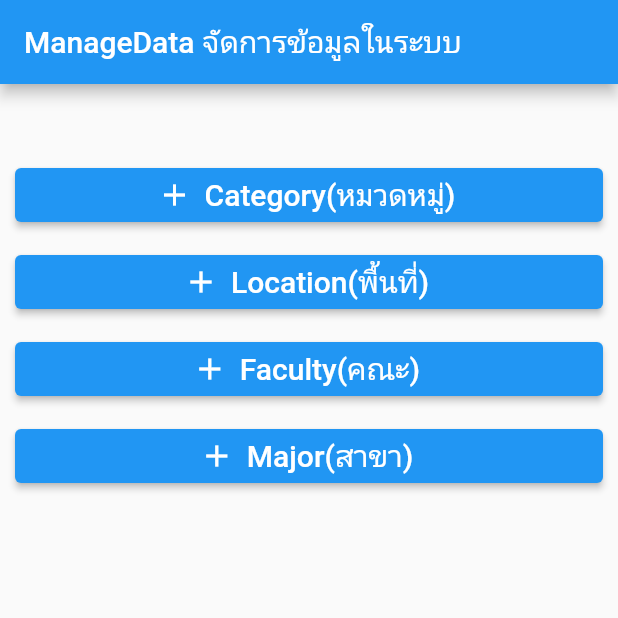
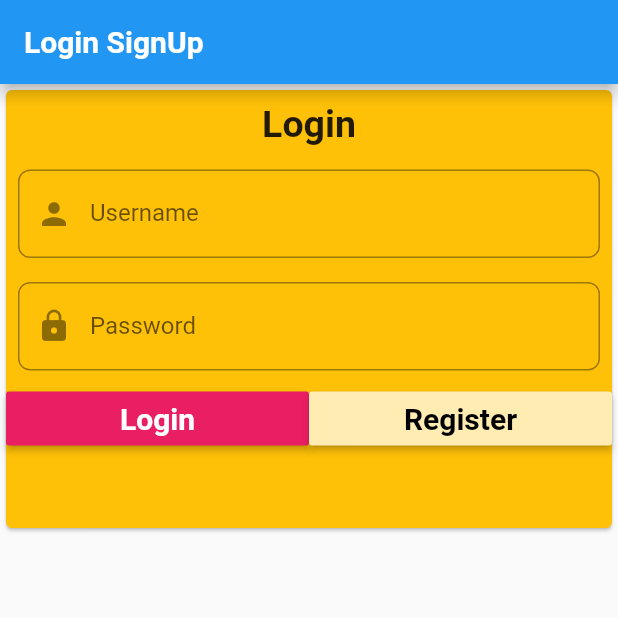
Before and after one commit to sahadsawat/Proj_leaflet, a Flutter app: the screen it shows after launch, on a phone screen of 412 x 824 dp, the top half of it. Run offline on Flutter 3.47's test engine with Material 2 defaults, Android fonts, the phone set to English and light mode, and no system bars; our stand-ins replace fluttertoast, form_field_validator.

Commit message:
new login and register

```diff
--- a/lib/main.dart
+++ b/lib/main.dart
@@ -1,19 +1,172 @@
+import 'dart:convert';
+
 import 'package:flutter/material.dart';
 import 'package:leaflet_application/screens/alldb_screens.dart';
+import 'package:leaflet_application/screens/register_screen.dart';
+import 'package:fluttertoast/fluttertoast.dart';
+import 'package:http/http.dart' as http;
+import 'DashBoard.dart';
 
 void main() {
   runApp(
-    HomeApp(),
+    MyApp(),
   );
 }
 
-class HomeApp extends StatelessWidget {
-  const HomeApp({super.key});
+// class HomeApp extends StatelessWidget {
+//   const HomeApp({super.key});
+//   @override
+//   Widget build(BuildContext context) {
+//     return MaterialApp(
+//       debugShowCheckedModeBanner: false,
+//       home: alldbscreens(),
+//     );
+//   }
+// }
+class MyApp extends StatelessWidget {
+  // This widget is the root of your application.
   @override
   Widget build(BuildContext context) {
     return MaterialApp(
-      debugShowCheckedModeBanner: false,
-      home: alldbscreens(),
+      title: 'Flutter Demo',
+      theme: ThemeData(
+        primarySwatch: Colors.blue,
+        visualDensity: VisualDensity.adaptivePlatformDensity,
+      ),
+      home: MyHomePage(),
     );
   }
 }
+
+class MyHomePage extends StatefulWidget {
+  @override
+  _MyHomePageState createState() => _MyHomePageState();
+}
+
+class _MyHomePageState extends State<MyHomePage> {
+  TextEditingController user = TextEditingController();
+  TextEditingController pass = TextEditingController();
+
+  Future login() async {
+    var url = "http://10.0.2.2/LeafletDB/login_action.php";
+    var response = await http.post(Uri.parse(url), body: {
+      "user_id": user.text,
+      "user_password": pass.text,
+    });
+    var data = json.decode(response.body);
+    if (data == "Success") {
+      Fluttertoast.showToast(
+          msg: "Login successful",
+          toastLength: Toast.LENGTH_SHORT,
+          gravity: ToastGravity.CENTER,
+          timeInSecForIosWeb: 1,
+          backgroundColor: Colors.green,
+          textColor: Colors.white,
+          fontSize: 16.0);
+      Navigator.push(
+        context,
+        MaterialPageRoute(
+          builder: (context) => alldbscreens(),
+        ),
+      );
+    } else {
+      Fluttertoast.showToast(
+          msg: "Username and password is valid",
+          toastLength: Toast.LENGTH_SHORT,
+          gravity: ToastGravity.CENTER,
+          timeInSecForIosWeb: 1,
+          backgroundColor: Colors.red,
+          textColor: Colors.white,
+          fontSize: 16.0);
+    }
+  }
+
+  @override
+  Widget build(BuildContext context) {
+    return Scaffold(
+      appBar: AppBar(
+        title: Text(
+          'Login SignUp',
+          style: TextStyle(fontWeight: FontWeight.bold),
+        ),
+      ),
+      body: Container(
+        height: 300,
+        child: Card(
+          color: Colors.amber,
+          child: Column(
+            children: <Widget>[
+              Padding(
+                padding: const EdgeInsets.all(8.0),
+                child: Text(
+                  'Login',
+                  style: TextStyle(fontSize: 25, fontWeight: FontWeight.bold),
+                ),
+              ),
+              Padding(
+                padding: const EdgeInsets.all(8.0),
+                child: TextField(
+                  decoration: InputDecoration(
+                    labelText: 'Username',
+                    prefixIcon: Icon(Icons.person),
+                    border: OutlineInputBorder(
+                        borderRadius: BorderRadius.circular(8)),
+                  ),
+                  controller: user,
+                ),
+              ),
+              Padding(
+                padding: const EdgeInsets.all(8.0),
+                child: TextField(
+                  obscureText: true,
+                  decoration: InputDecoration(
+                    labelText: 'Password',
+                    prefixIcon: Icon(Icons.lock),
+                    border: OutlineInputBorder(
+                        borderRadius: BorderRadius.circular(8)),
+                  ),
+                  controller: pass,
+                ),
+              ),
+              Row(
+                children: <Widget>[
+                  Expanded(
+                    child: MaterialButton(
+                      color: Colors.pink,
+                      child: Text('Login',
+                          style: TextStyle(
+                              fontSize: 20,
+                              fontWeight: FontWeight.bold,
+                              color: Colors.white)),
+                      onPressed: () {
+                        login();
+                      },
+                    ),
+                  ),
+                  Expanded(
+                    child: MaterialButton(
+                      color: Colors.amber[100],
+                      child: Text('Register',
+                          style: TextStyle(
+                              fontSize: 20,
+                              fontWeight: FontWeight.bold,
+                              color: Colors.black)),
+                      onPressed: () {
+                        Navigator.push(
+                          context,
+                          MaterialPageRoute(
+                            builder: (context) => Register(),
+                          ),
+                        );
+                      },
+                    ),
+                  ),
+                ],
+              )
+            ],
+          ),
+        ),
+      ),
+    );
+  }
+}
--- a/lib/screens/category_screen.dart
+++ b/lib/screens/category_screen.dart
@@ -1,7 +1,7 @@
 import 'dart:async';
 import 'package:flutter/material.dart';
 import 'package:leaflet_application/models/category.dart';
-import 'package:leaflet_application/widgets/cate_service.dart';
+import 'package:leaflet_application/controller/cate_service.dart';
 import 'package:form_field_validator/form_field_validator.dart';
 
 class category_screen extends StatefulWidget {
--- a/lib/screens/faculty_screen.dart
+++ b/lib/screens/faculty_screen.dart
@@ -1,7 +1,7 @@
 import 'dart:async';
 import 'package:flutter/material.dart';
 import 'package:leaflet_application/models/faculty.dart';
-import 'package:leaflet_application/widgets/fac_service.dart';
+import 'package:leaflet_application/controller/fac_service.dart';
 import 'package:form_field_validator/form_field_validator.dart';
 
 class faculty_screen extends StatefulWidget {
--- a/lib/screens/location_screen.dart
+++ b/lib/screens/location_screen.dart
@@ -1,7 +1,7 @@
 import 'dart:async';
 import 'package:flutter/material.dart';
 import 'package:leaflet_application/models/location.dart';
-import 'package:leaflet_application/widgets/locat_service.dart';
+import 'package:leaflet_application/controller/locat_service.dart';
 import 'package:form_field_validator/form_field_validator.dart';
 
 class location_screen extends StatefulWidget {
--- a/lib/screens/major_screen.dart
+++ b/lib/screens/major_screen.dart
@@ -3,7 +3,7 @@ import 'dart:convert';
 import 'package:flutter/material.dart';
 import 'package:leaflet_application/models/major.dart';
 import 'package:leaflet_application/models/major2.dart';
-import 'package:leaflet_application/widgets/ma_service.dart';
+import 'package:leaflet_application/controller/ma_service.dart';
 import 'package:form_field_validator/form_field_validator.dart';
 
 class major_screen extends StatefulWidget {
--- a/pubspec.yaml
+++ b/pubspec.yaml
@@ -52,7 +52,7 @@ dev_dependencies:
   searchfield: ^0.7.5
   flutter_form_builder: ^7.8.0
   form_field_validator: ^1.1.0
-
+  fluttertoast: ^8.2.1
 # For information on the generic Dart part of this file, see the
 # following page: https://dart.dev/tools/pub/pubspec
 
```
Also changed, not shown: lib/DashBoard.dart (added, +13 -0 lines), lib/screens/alldb_screens.dart (+15 -0 lines), lib/screens/register_screen.dart (added, +238 -0 lines), lib/controller/cate_service.dart (renamed from lib/widgets/cate_service.dart), lib/controller/fac_service.dart (renamed from lib/widgets/fac_service.dart), lib/controller/locat_service.dart (renamed from lib/widgets/locat_service.dart), lib/controller/ma_service.dart (renamed from lib/widgets/ma_service.dart), pubspec.lock.
